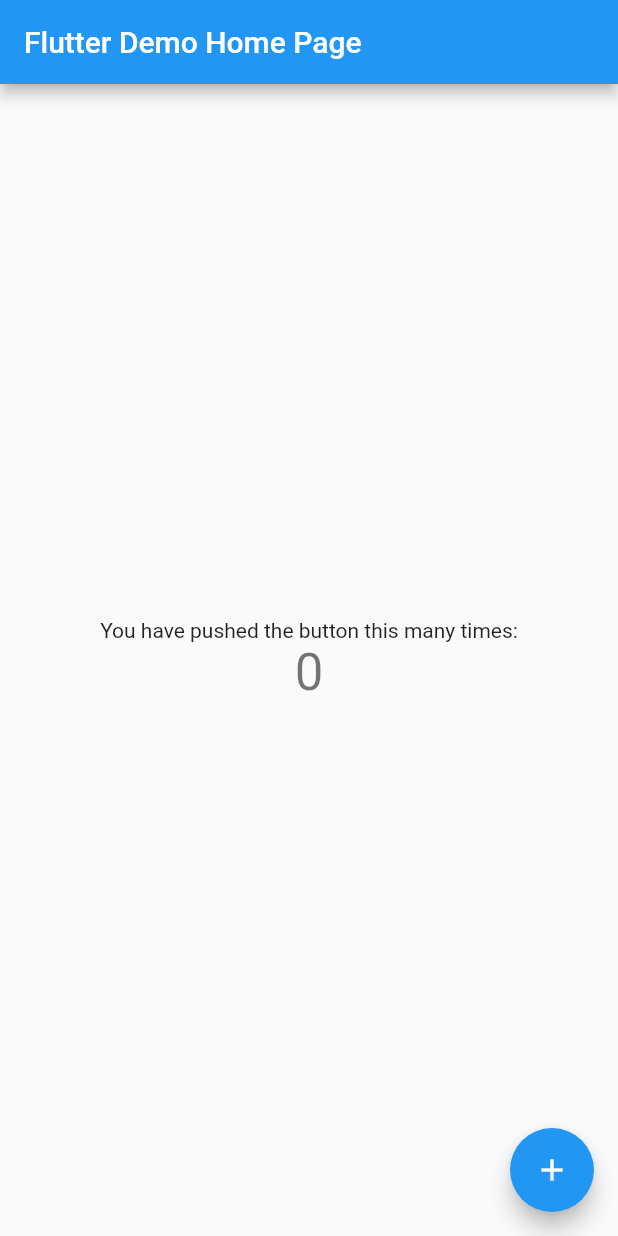
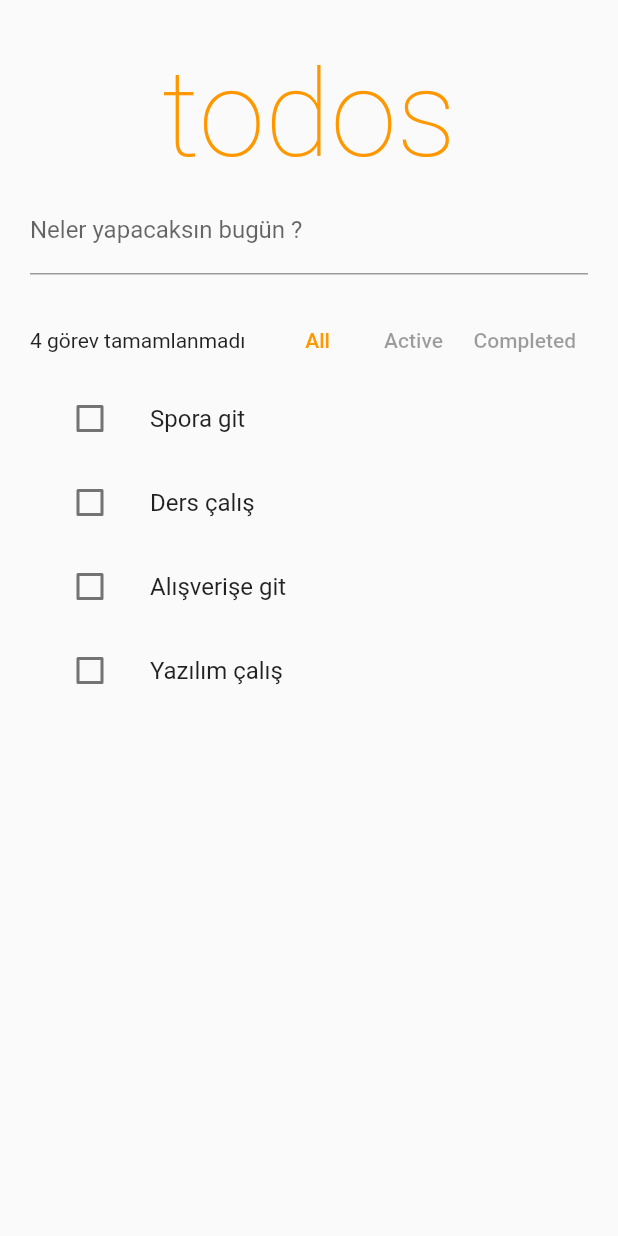
Before and after one commit to ibrahimcanakman/flutter_todo_list, a Flutter app: the screen it shows after launch, on a phone screen of 412 x 824 dp. Run offline on Flutter 3.47's test engine with Material 2 defaults, Android fonts, the phone set to English and light mode, and no system bars; our stand-ins replace flutter_riverpod.

Commit message:
second commit

```diff
--- a/lib/main.dart
+++ b/lib/main.dart
@@ -1,7 +1,10 @@
 import 'package:flutter/material.dart';
+import 'package:flutter_riverpod/flutter_riverpod.dart';
+
+import 'todo_app.dart';
 
 void main() {
-  runApp(const MyApp());
+  runApp(const ProviderScope(child: MyApp()));
 }
 
 class MyApp extends StatelessWidget {
@@ -10,58 +13,8 @@ class MyApp extends StatelessWidget {
   @override
   Widget build(BuildContext context) {
     return MaterialApp(
-      title: 'Flutter Demo',
-      theme: ThemeData(
-        primarySwatch: Colors.blue,
-      ),
-      home: const MyHomePage(title: 'Flutter Demo Home Page'),
+      debugShowCheckedModeBanner: false,
+      home: TodoApp(),
     );
   }
 }
-
-class MyHomePage extends StatefulWidget {
-  const MyHomePage({Key? key, required this.title}) : super(key: key);
-
-  final String title;
-
-  @override
-  State<MyHomePage> createState() => _MyHomePageState();
-}
-
-class _MyHomePageState extends State<MyHomePage> {
-  int _counter = 0;
-
-  void _incrementCounter() {
-    setState(() {
-      _counter++;
-    });
-  }
-
-  @override
-  Widget build(BuildContext context) {
-    return Scaffold(
-      appBar: AppBar(
-        title: Text(widget.title),
-      ),
-      body: Center(
-        child: Column(
-          mainAxisAlignment: MainAxisAlignment.center,
-          children: <Widget>[
-            const Text(
-              'You have pushed the button this many times:',
-            ),
-            Text(
-              '$_counter',
-              style: Theme.of(context).textTheme.headline4,
-            ),
-          ],
-        ),
-      ),
-      floatingActionButton: FloatingActionButton(
-        onPressed: _incrementCounter,
-        tooltip: 'Increment',
-        child: const Icon(Icons.add),
-      ),
-    );
-  }
-}
--- /dev/null
+++ b/lib/models/todo_model.dart
@@ -0,0 +1,9 @@
+
+class TodoModel{
+  final String id;
+  final String description;
+  final bool completed;
+
+  TodoModel({required this.id,required this.description, this.completed = false});
+
+}
--- /dev/null
+++ b/lib/providers/all_provider.dart
@@ -0,0 +1,51 @@
+import 'package:flutter_riverpod/flutter_riverpod.dart';
+import 'package:uuid/uuid.dart';
+
+import '../models/todo_model.dart';
+import 'todo_list_manager.dart';
+
+enum TodoListFilter { all, active, completed }
+
+final todoListFilter = StateProvider<TodoListFilter>(
+  (ref) => TodoListFilter.all,
+);
+
+final todoListProvider =
+    StateNotifierProvider<TodoListManager, List<TodoModel>>((ref) {
+  return TodoListManager([
+    TodoModel(id: const Uuid().v4(), description: 'Spora git'),
+    TodoModel(id: const Uuid().v4(), description: 'Ders çalış'),
+    TodoModel(id: const Uuid().v4(), description: 'Alışverişe git'),
+    TodoModel(id: const Uuid().v4(), description: 'Yazılım çalış'),
+  ]);
+});
+
+final filteredTodoList = Provider<List<TodoModel>>(
+  (ref) {
+    final filter = ref.watch(todoListFilter);
+    final todoList = ref.watch(todoListProvider);
+
+    switch (filter) {
+      case TodoListFilter.all:
+        return todoList;
+      case TodoListFilter.completed:
+        return todoList.where((element) => element.completed).toList();
+      case TodoListFilter.active:
+        return todoList.where((element) => !element.completed).toList();
+    }
+  },
+);
+
+final unCompletedTodoCount = Provider(
+  (ref) {
+    final allTodo = ref.watch(todoListProvider);
+    final count = allTodo.where((element) => !element.completed).length;
+    return count;
+  },
+);
+
+final currentTodoProvider = Provider<TodoModel>(
+  (ref) {
+    throw UnimplementedError();
+  },
+);
--- /dev/null
+++ b/lib/providers/todo_list_manager.dart
@@ -0,0 +1,49 @@
+import 'package:flutter_riverpod/flutter_riverpod.dart';
+import 'package:flutter_todo_list/models/todo_model.dart';
+import 'package:uuid/uuid.dart';
+
+
+
+class TodoListManager extends StateNotifier<List<TodoModel>> {
+  TodoListManager([List<TodoModel>? initialTodos]) : super(initialTodos ?? []);
+
+  void addTodo(String description) {
+    var eklenecekTodo =
+        TodoModel(id: const Uuid().v4(), description: description);
+    state = [...state, eklenecekTodo];
+  }
+
+  void toggle(String id) {
+    state = [
+      for (var todo in state)
+        if (todo.id == id)
+          TodoModel(
+              id: todo.id,
+              description: todo.description,
+              completed: !todo.completed)
+        else
+          todo,
+    ];
+  }
+
+  void edit({required String id, required String newDescription}) {
+    state = [
+      for (var todo in state)
+        if (todo.id == id)
+          TodoModel(
+              id: todo.id,
+              description: newDescription,
+              completed: todo.completed)
+        else
+          todo
+    ];
+  }
+
+  void remove(TodoModel silinecekTodo) {
+    state = state.where((element) => element.id != silinecekTodo.id).toList();
+  }
+
+  int onCompletedTodoCount(){
+    return state.where((element) => !element.completed).length;
+  }
+}
--- /dev/null
+++ b/lib/todo_app.dart
@@ -0,0 +1,60 @@
+import 'package:flutter/material.dart';
+import 'package:flutter_riverpod/flutter_riverpod.dart';
+import 'package:flutter_todo_list/providers/all_provider.dart';
+import 'package:flutter_todo_list/widgets/title.dart';
+import 'package:flutter_todo_list/widgets/todo_list_item.dart';
+import 'package:flutter_todo_list/widgets/toolbar.dart';
+
+class TodoApp extends ConsumerWidget {
+  TodoApp({Key? key}) : super(key: key);
+
+  final newTodoController = TextEditingController();
+
+  @override
+  Widget build(BuildContext context, WidgetRef ref) {
+    var _allTodos = ref.watch(filteredTodoList);
+    return Scaffold(
+      body: ListView(
+        padding: const EdgeInsets.symmetric(horizontal: 20, vertical: 30),
+        children: [
+          const TitleWidget(),
+          TextField(
+            controller: newTodoController,
+            decoration:
+                const InputDecoration(labelText: 'Neler yapacaksın bugün ?'),
+            onSubmitted: (newTodo) {
+              ref.read(todoListProvider.notifier).addTodo(newTodo);
+              newTodoController.text = '';
+            },
+          ),
+          const SizedBox(
+            height: 20,
+          ),
+          ToolBarWidget(),
+          _allTodos.isEmpty
+              ? Column(
+                  children: [
+                    SizedBox(
+                      height: MediaQuery.of(context).size.height / 10,
+                    ),
+                    const Text(
+                      'Bu koşullarda bir görev yok...',
+                      style: TextStyle(color: Colors.black45),
+                    ),
+                  ],
+                )
+              : const SizedBox(),
+          for (int i = 0; i < _allTodos.length; i++)
+            Dismissible(
+                key: ValueKey(_allTodos[i].id),
+                onDismissed: (_) {
+                  ref.read(todoListProvider.notifier).remove(_allTodos[i]);
+                },
+                child: ProviderScope(overrides: [
+                  currentTodoProvider.overrideWithValue(_allTodos[i]),
+                ], child: const TodoListItemWidget()))
+        ],
+      ),
+    );
+  }
+}
--- /dev/null
+++ b/lib/widgets/title.dart
@@ -0,0 +1,17 @@
+import 'package:flutter/material.dart';
+
+class TitleWidget extends StatelessWidget {
+  const TitleWidget({Key? key}) : super(key: key);
+
+  @override
+  Widget build(BuildContext context) {
+    return const Text(
+      'todos',
+      textAlign: TextAlign.center,
+      style: TextStyle(color: Colors.orange,
+      fontSize: 80,
+      fontWeight: FontWeight.w100
+      ),
+    );
+  }
+}
--- /dev/null
+++ b/lib/widgets/todo_list_item.dart
@@ -0,0 +1,70 @@
+import 'package:flutter/material.dart';
+import 'package:flutter_riverpod/flutter_riverpod.dart';
+import 'package:flutter_todo_list/providers/all_provider.dart';
+
+class TodoListItemWidget extends ConsumerStatefulWidget {
+
+  const TodoListItemWidget({Key? key}) : super(key: key);
+
+  @override
+  ConsumerState<ConsumerStatefulWidget> createState() =>
+      _TodoListItemWidgetState();
+}
+
+class _TodoListItemWidgetState extends ConsumerState<TodoListItemWidget> {
+  late FocusNode _textFocusNode;
+  late TextEditingController _textController;
+  bool _hasFocus = false;
+
+  @override
+  void initState() {
+    super.initState();
+    _textFocusNode = FocusNode();
+    _textController = TextEditingController();
+  }
+
+  @override
+  void dispose() {
+    _textFocusNode.dispose();
+    _textController.dispose();
+    super.dispose();
+  }
+
+  @override
+  Widget build(BuildContext context) {
+
+  final currentTodoItem = ref.watch(currentTodoProvider);
+    return Focus(
+      onFocusChange: (isFocused) {
+        if (!isFocused) {
+          setState(() {
+            _hasFocus = false;
+          });
+          ref
+              .read(todoListProvider.notifier)
+              .edit(id: currentTodoItem.id, newDescription: _textController.text);
+        }
+      },
+      child: ListTile(
+        onTap: () {
+          setState(() {
+            _hasFocus = true;
+            _textFocusNode.requestFocus();
+            _textController.text = currentTodoItem.description;
+          });
+        },
+        leading: Checkbox(
+            value: currentTodoItem.completed,
+            onChanged: (value) {
+              ref.read(todoListProvider.notifier).toggle(currentTodoItem.id);
+            }),
+        title: _hasFocus
+            ? TextField(
+                controller: _textController,
+                focusNode: _textFocusNode,
+              )
+            : Text(currentTodoItem.description),
+      ),
+    );
+  }
+}
--- /dev/null
+++ b/lib/widgets/toolbar.dart
@@ -0,0 +1,63 @@
+import 'package:flutter/material.dart';
+import 'package:flutter_riverpod/flutter_riverpod.dart';
+import 'package:flutter_todo_list/providers/all_provider.dart';
+
+class ToolBarWidget extends ConsumerWidget {
+  ToolBarWidget({Key? key}) : super(key: key);
+
+  var _currentFilter = TodoListFilter.all;
+
+  Color changeTextColor(TodoListFilter filt) {
+    return _currentFilter == filt ? Colors.orange : Colors.black38;
+  }
+
+  @override
+  Widget build(BuildContext context, WidgetRef ref) {
+    final onCompletedTodoCount = ref.watch(unCompletedTodoCount);
+    _currentFilter = ref.watch(todoListFilter);
+
+    return Row(
+      mainAxisAlignment: MainAxisAlignment.spaceBetween,
+      children: [
+        Expanded(
+            child: Text(
+          onCompletedTodoCount == 0
+              ? 'Tüm görevler OK'
+              : onCompletedTodoCount.toString() + ' görev tamamlanmadı',
+          overflow: TextOverflow.ellipsis,
+        )),
+        Tooltip(
+          message: 'All todos',
+          child: TextButton(
+              style: TextButton.styleFrom(
+                  primary: changeTextColor(TodoListFilter.all)),
+              onPressed: () {
+                ref.read(todoListFilter.notifier).state = TodoListFilter.all;
+              },
+              child: const Text('All')),
+        ),
+        Tooltip(
+          message: 'Active todos',
+          child: TextButton(
+              style: TextButton.styleFrom(
+                  primary: changeTextColor(TodoListFilter.active)),
+              onPressed: () {
+                ref.read(todoListFilter.notifier).state = TodoListFilter.active;
+              },
+              child: const Text('Active')),
+        ),
+        Tooltip(
+          message: 'Completed todos',
+          child: TextButton(
+              style: TextButton.styleFrom(
+                  primary: changeTextColor(TodoListFilter.completed)),
+              onPressed: () {
+                ref.read(todoListFilter.notifier).state =
+                    TodoListFilter.completed;
+              },
+              child: const Text('Completed')),
+        ),
+      ],
+    );
+  }
+}
--- a/pubspec.yaml
+++ b/pubspec.yaml
@@ -34,6 +34,8 @@ dependencies:
   # The following adds the Cupertino Icons font to your application.
   # Use with the CupertinoIcons class for iOS style icons.
   cupertino_icons: ^1.0.2
+  uuid: ^3.0.5
+  flutter_riverpod: ^1.0.3
 
 dev_dependencies:
   flutter_test:
```
Also changed, not shown: pubspec.lock.
